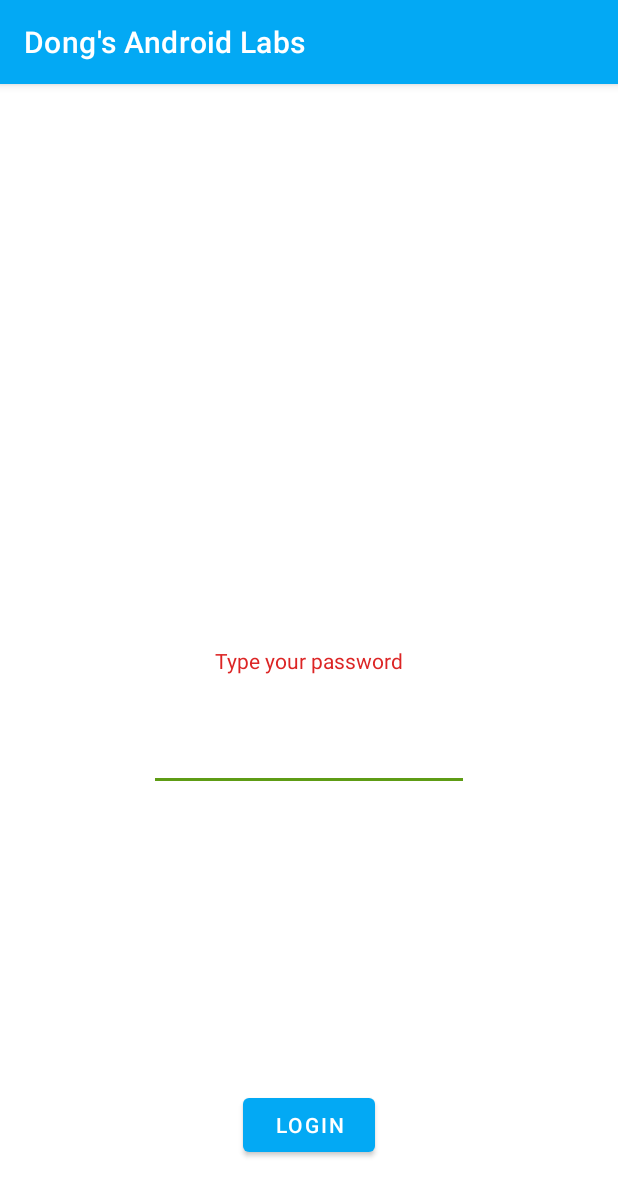
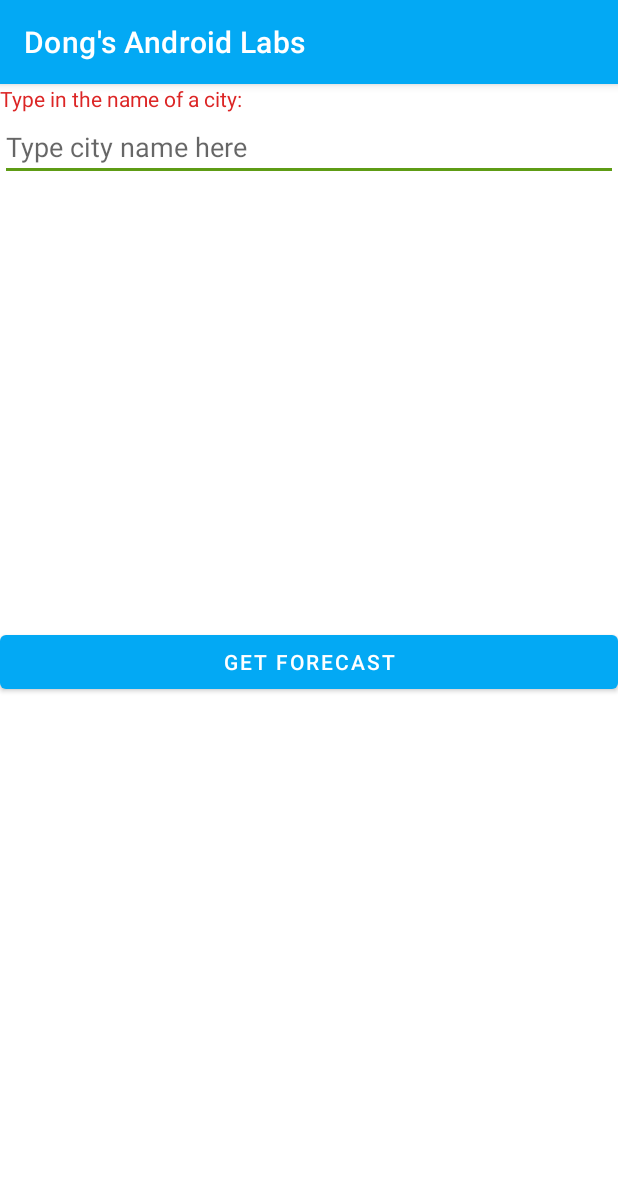
Before and after one commit to Nutation-chn/MyAndroidLabs, an Android app: the screen it shows after launch (MainActivity), on a phone screen of 412 x 824 dp. Shown: the top 1196 px of the screen. Run offline under Robolectric (Android 15) with nearby library versions, the phone set to English and light mode, and no system bars.

```diff
--- a/app/src/main/AndroidManifest.xml
+++ b/app/src/main/AndroidManifest.xml
@@ -1,7 +1,7 @@
 <?xml version="1.0" encoding="utf-8"?>
 <manifest xmlns:android="http://schemas.android.com/apk/res/android"
     package="algonquin.cst2335.zhan0703">
-
+    <uses-permission android:name="android.permission.INTERNET"/>
     <application
         android:allowBackup="true"
         android:icon="@drawable/app_icon"
--- a/app/src/main/res/layout/activity_main.xml
+++ b/app/src/main/res/layout/activity_main.xml
@@ -1,42 +1,68 @@
 <?xml version="1.0" encoding="utf-8"?>
-<androidx.constraintlayout.widget.ConstraintLayout xmlns:android="http://schemas.android.com/apk/res/android"
+<LinearLayout xmlns:android="http://schemas.android.com/apk/res/android"
     xmlns:app="http://schemas.android.com/apk/res-auto"
     xmlns:tools="http://schemas.android.com/tools"
     android:layout_width="match_parent"
     android:layout_height="match_parent"
-    tools:context=".MainActivity">
+    android:orientation="vertical">
 
     <TextView
-        android:id="@+id/textView"
-        android:layout_width="wrap_content"
+
+        android:layout_width="match_parent"
         android:layout_height="wrap_content"
-        android:text="Type your password"
-        app:layout_constraintBottom_toBottomOf="parent"
-        app:layout_constraintLeft_toLeftOf="parent"
-        app:layout_constraintRight_toRightOf="parent"
-        app:layout_constraintTop_toTopOf="parent" />
+        android:text="Type in the name of a city:" />
+    <EditText
+        android:hint="Type city name here"
+        android:id="@+id/cityTextField"
+        android:layout_width="match_parent"
+        android:layout_height="wrap_content"/>
+
+    <TextView
+        android:id="@+id/textViewTemp"
+        android:layout_width="match_parent"
+        android:layout_height="wrap_content"
+        android:text="temp"
+        android:visibility="invisible" />
+
+    <TextView
+        android:id="@+id/textViewTempMax"
+        android:layout_width="match_parent"
+        android:layout_height="wrap_content"
+        android:text="max"
+        android:visibility="invisible" />
+
+    <TextView
+        android:id="@+id/textViewTempMin"
+        android:layout_width="match_parent"
+        android:layout_height="wrap_content"
+        android:text="min"
+        android:visibility="invisible" />
+
+    <TextView
+        android:id="@+id/textViewHumidity"
+        android:layout_width="match_parent"
+        android:layout_height="wrap_content"
+        android:text="humidity"
+        android:visibility="invisible" />
+
+    <TextView
+        android:id="@+id/textViewDescription"
+        android:layout_width="match_parent"
+        android:layout_height="wrap_content"
+        android:text="description"
+        android:visibility="invisible" />
+
+    <ImageView
+        android:id="@+id/imageView4"
+        android:layout_width="match_parent"
+        android:layout_height="200dp"
+        android:visibility="invisible"
+        tools:srcCompat="@tools:sample/avatars" />
 
     <Button
-        android:id="@+id/buttonLogin"
-        android:layout_width="wrap_content"
+        android:id="@+id/forecastButton"
+        android:layout_width="match_parent"
         android:layout_height="wrap_content"
-        android:layout_marginBottom="50dp"
-        android:text="LOGIN"
-        app:layout_constraintBottom_toBottomOf="parent"
-        app:layout_constraintEnd_toEndOf="parent"
-        app:layout_constraintHorizontal_bias="0.5"
-        app:layout_constraintStart_toStartOf="parent" />
+        android:text="GET FORECAST" />
 
-    <EditText
-        android:id="@+id/editTextPassword"
-        android:layout_width="wrap_content"
-        android:layout_height="wrap_content"
-        android:layout_marginTop="32dp"
-        android:ems="10"
-        android:inputType="textPassword"
-        app:layout_constraintEnd_toEndOf="parent"
-        app:layout_constraintStart_toStartOf="parent"
-        app:layout_constraintTop_toBottomOf="@+id/textView" />
-
-
-</androidx.constraintlayout.widget.ConstraintLayout>
+</LinearLayout>
```
Also changed, not shown: app/src/main/java/algonquin/cst2335/zhan0703/MainActivity.java (+115 -88 lines), 1 other file.
